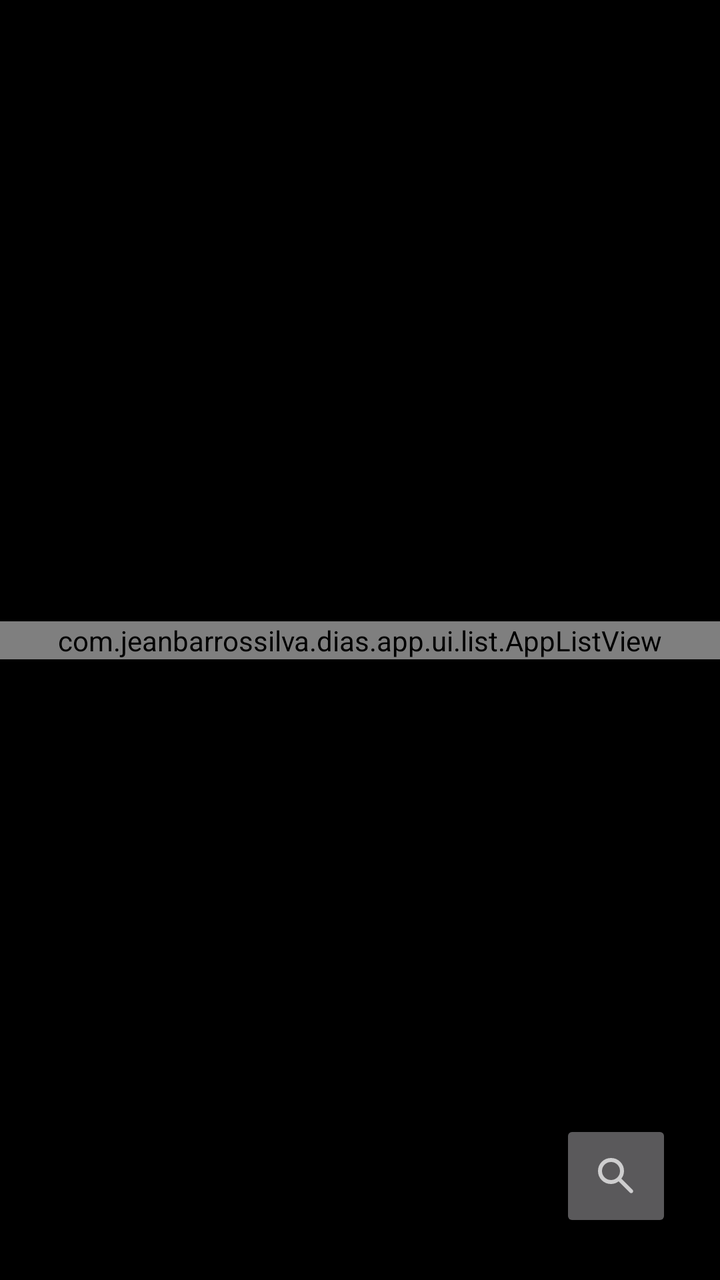
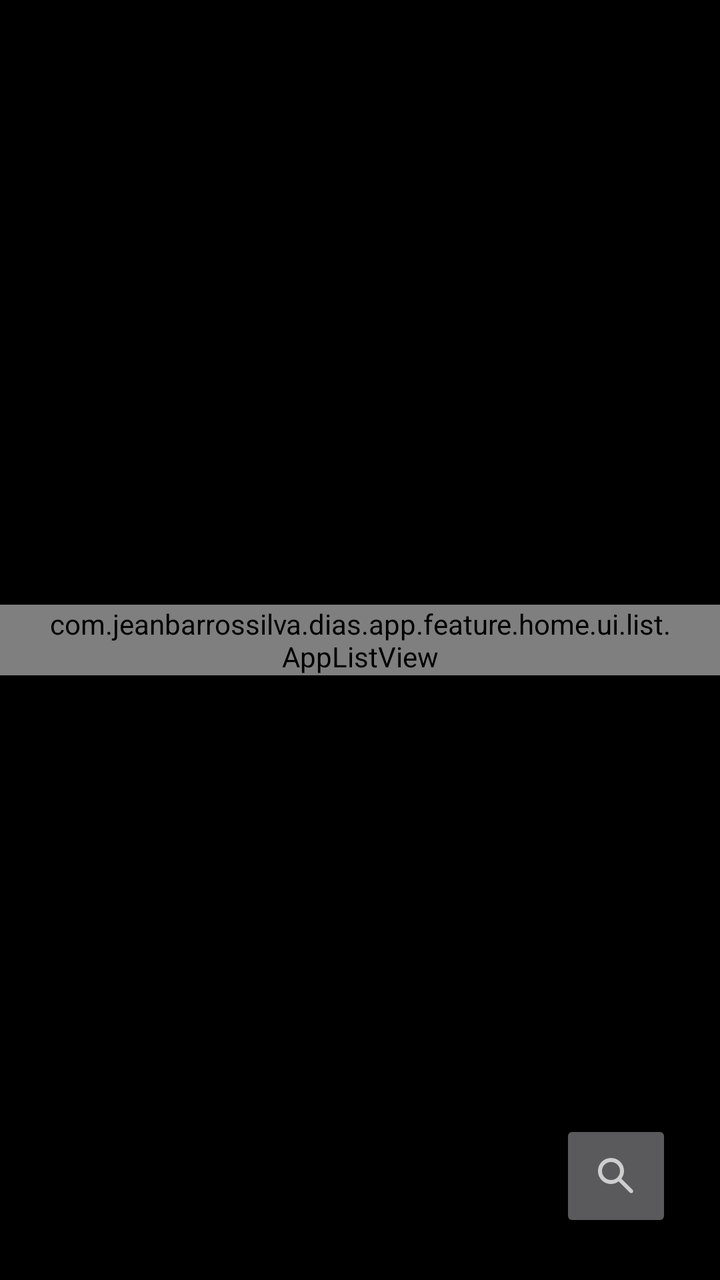

The first picture is an Android layout as it rendered before a commit; the second is the same layout after the commit. The layout source and the unified diff follow.
<!-- AndroidManifest.xml: application theme Theme.Dias -->
<!-- res/layout/home_activity.xml -->
<?xml version="1.0" encoding="utf-8"?>
<androidx.constraintlayout.widget.ConstraintLayout
  xmlns:android="http://schemas.android.com/apk/res/android"
  xmlns:app="http://schemas.android.com/apk/res-auto"
  android:layout_height="match_parent"
  android:layout_width="match_parent">
  <com.jeanbarrossilva.dias.app.ui.list.AppListView
    android:id="@+id/appListView"
    android:layout_height="wrap_content"
    android:layout_width="match_parent"
    android:paddingHorizontal="@dimen/spacing_m"
    app:layout_constraintBottom_toBottomOf="parent"
    app:layout_constraintTop_toTopOf="parent" />

  <ImageButton
    android:contentDescription="@string/home_search"
    android:id="@+id/searchButton"
    android:layout_height="56dp"
    android:layout_marginEnd="@dimen/spacing_m"
    android:layout_marginBottom="@dimen/spacing_m"
    android:layout_width="56dp"
    android:src="@drawable/ic_search"
    app:layout_constraintBottom_toBottomOf="parent"
    app:layout_constraintEnd_toEndOf="parent" />

  <EditText
    android:hint="@string/home_search_hint"
    android:id="@+id/searchField"
    android:importantForAutofill="no"
    android:inputType="textFilter"
    android:layout_height="wrap_content"
    android:layout_marginBottom="@dimen/spacing_m"
    android:layout_marginHorizontal="@dimen/spacing_m"
    android:layout_width="match_parent"
    android:visibility="gone"
    app:layout_constraintBottom_toBottomOf="parent" />
</androidx.constraintlayout.widget.ConstraintLayout>
<!-- resources referenced by this layout -->
<resources>
  <dimen name="spacing_m">24dp</dimen>
  <!-- drawable ic_search (drawable) -->
  <vector xmlns:android="http://schemas.android.com/apk/res/android"
          android:width="24dp"
          android:height="24dp"
          android:autoMirrored="true"
          android:tint="?colorControlNormal"
          android:viewportWidth="960"
          android:viewportHeight="960">
    <path android:fillColor="@android:color/white"
          android:pathData="M380,640Q271,640 195.5,564.5Q120,489 120,380Q120,271 195.5,195.5Q271,120 380,120Q489,120 564.5,195.5Q640,271 640,380Q640,424 626,463Q612,502 588,532L812,756Q823,767 823,784Q823,801 812,812Q801,823 784,823Q767,823 756,812L532,588Q502,612 463,626Q424,640 380,640ZM380,560Q455,560 507.5,507.5Q560,455 560,380Q560,305 507.5,252.5Q455,200 380,200Q305,200 252.5,252.5Q200,305 200,380Q200,455 252.5,507.5Q305,560 380,560Z" />
  </vector>
  <string name="home_search">Search</string>
  <string name="home_search_hint">Search…</string>
  <style name="Theme.Dias" parent="Theme.MaterialComponents.NoActionBar">
      <item name="android:colorBackground">@android:color/black</item>
      <item name="android:editTextStyle">@style/Theme.Dias.View.EditText</item>
      <item name="android:imageButtonStyle">@style/Theme.Dias.View.ImageButton</item>
      <item name="android:textViewStyle">?textAppearanceBodyMedium</item>
      <item name="colorControlActivated">@android:color/white</item>
      <item name="colorOnPrimaryContainer">@android:color/system_on_surface_dark</item>
      <item name="colorPrimary">@android:color/white</item>
      <item name="colorPrimaryContainer">@android:color/system_surface_dark</item>
      <item name="textAppearanceBodyMediumEmphasized">@style/Theme.Dias.Text.Body.Medium.Emphasized</item>
    </style>
  <style name="Theme.Dias.View.EditText" parent="Widget.AppCompat.EditText">
      <item name="android:background">@drawable/theme_surface</item>
      <item name="android:fontFamily">@font/space_grotesk</item>
      <item name="android:padding">24dp</item>
      <item name="android:textAppearance">?textAppearanceBody1</item>
    </style>
  <style name="Theme.Dias.View.ImageButton" parent="Widget.AppCompat.ImageButton">
      <item name="android:background">@drawable/theme_surface</item>
    </style>
  <style name="Theme.Dias.Text.Body.Medium.Emphasized" parent="TextAppearance.Material3.BodyMedium.Emphasized">
      <item name="android:fontFamily">@font/space_grotesk</item>
      <item name="android:textFontWeight">800</item>
      <item name="android:textSize">18sp</item>
    </style>
  <!-- drawable theme_surface (drawable) -->
  <?xml version="1.0" encoding="utf-8"?>
  <selector xmlns:android="http://schemas.android.com/apk/res/android">
    <item>
      <shape>
        <corners android:radius="24dp" />
  
        <gradient
            android:endColor="#2B2B2B"
            android:startColor="#202020"
            android:angle="180" />
  
        <stroke
            android:color="#0E0E0E"
            android:width="2dp" />
      </shape>
    </item>
  </selector>
</resources>

<!-- the commit's change to res/layout/home_activity.xml (unified diff, before → after) -->
@@ -4,7 +4,7 @@
   xmlns:app="http://schemas.android.com/apk/res-auto"
   android:layout_height="match_parent"
   android:layout_width="match_parent">
-  <com.jeanbarrossilva.dias.app.ui.list.AppListView
+  <com.jeanbarrossilva.dias.app.feature.home.ui.list.AppListView
     android:id="@+id/appListView"
     android:layout_height="wrap_content"
     android:layout_width="match_parent"
